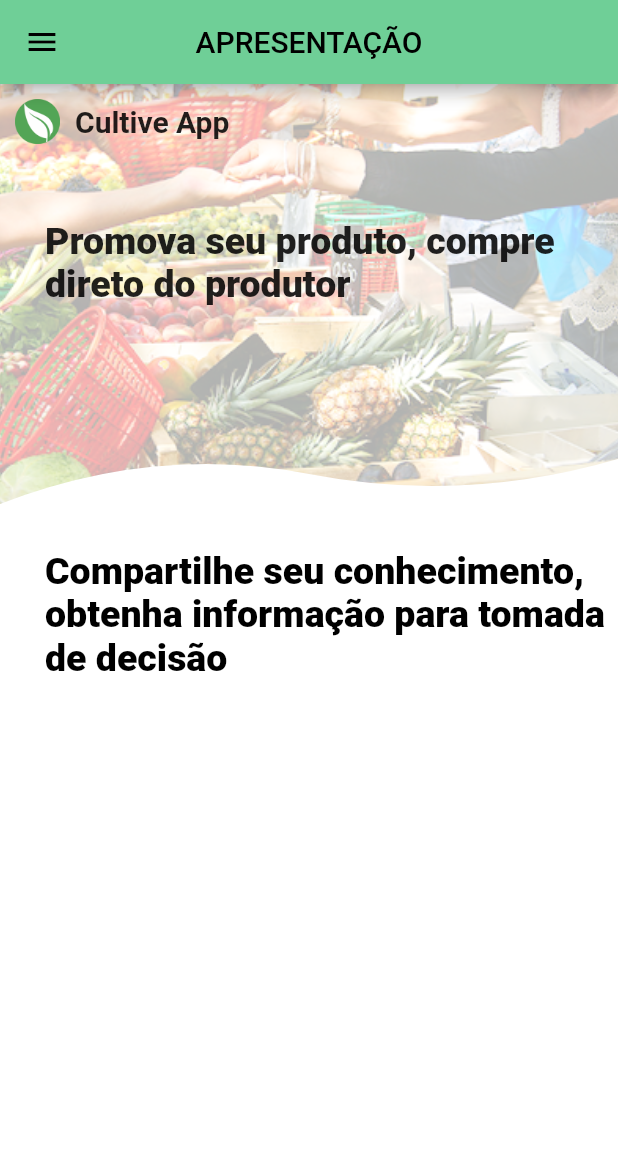
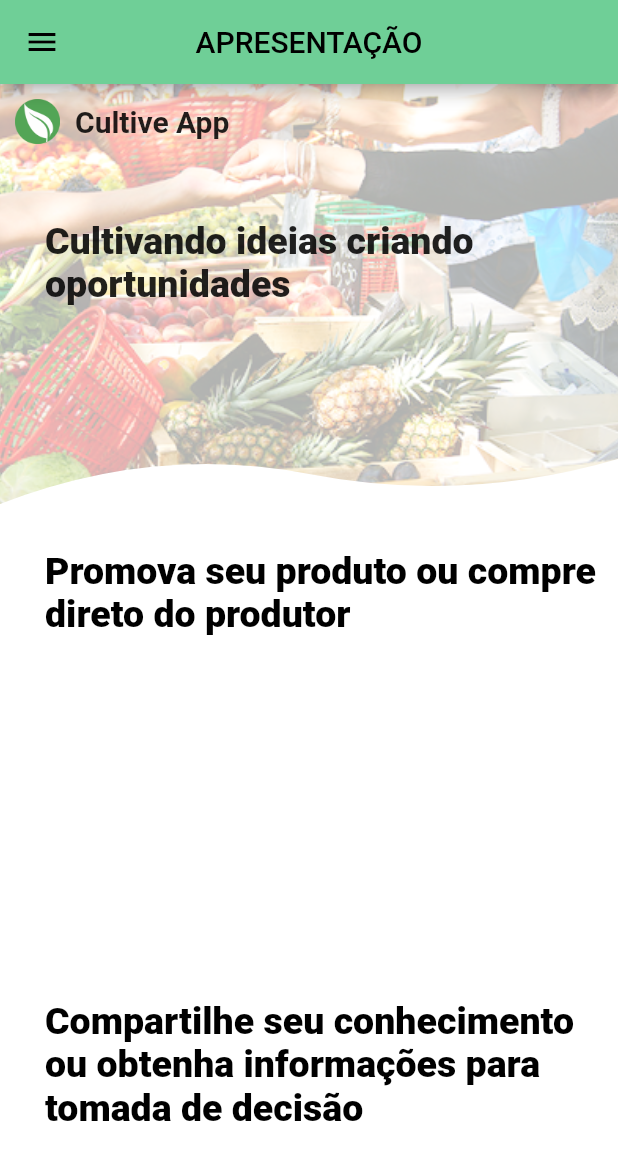
Before and after one commit to DenisBarbosa123/CultiveApp, a Flutter app: the screen it shows after launch, on a phone screen of 412 x 824 dp. Shown: the top 1160 px of the screen. Run offline on Flutter 3.47's test engine with Material 2 defaults, Android fonts, the phone set to English and light mode, and no system bars; our stand-ins replace dio, flutter_chips_input, flutter_secure_storage, geolocator, image_picker, mask_text_input_formatter and 2 more; missing offline and left inert: bloc_pattern.

Commit message:
removido metodo que nao estava sendo utilizado, e alterado frase da tela de apresentação

```diff
--- a/lib/screens/home_screen.dart
+++ b/lib/screens/home_screen.dart
@@ -13,7 +13,6 @@ class HomeScreen extends StatefulWidget {
 
 class _HomePageState extends State<HomeScreen> {
   PageController _pageController;
-  String token;
   UserBloc _userBloc;
 
   @override
@@ -22,10 +21,6 @@ class _HomePageState extends State<HomeScreen> {
     _pageController = PageController();
     _userBloc = UserBloc();
     _userBloc.loadCurrentUser();
-  }
-
-  populateToekn(token) {
-    this.token = token;
   }
 
   @override
--- a/lib/screens/presentation_screen.dart
+++ b/lib/screens/presentation_screen.dart
@@ -67,7 +67,7 @@ class _PresentationScreenState extends State<PresentationScreen> {
                     Padding(
                       padding: EdgeInsets.only(left: 30),
                       child: Text(
-                        "Promova seu produto, compre direto do produtor",
+                        "Cultivando ideias criando oportunidades",
                         textAlign: TextAlign.left,
                         style: TextStyle(
                             fontSize: 25.0,
@@ -93,7 +93,31 @@ class _PresentationScreenState extends State<PresentationScreen> {
                     child: Padding(
                         padding: EdgeInsets.only(left: 30),
                         child: Text(
-                          "Compartilhe seu conhecimento, obtenha informação para tomada de decisão",
+                          "Promova seu produto ou compre direto do produtor",
+                          textAlign: TextAlign.left,
+                          style: TextStyle(
+                              fontSize: 25.0,
+                              color: Colors.black,
+                              fontWeight: FontWeight.w800),
+                        ))),
+                SizedBox(
+                    height: 300,
+                    child: Padding(
+                        padding: EdgeInsets.only(left: 30),
+                        child: Text(
+                          "Compartilhe seu conhecimento ou obtenha informações para tomada de decisão",
+                          textAlign: TextAlign.left,
+                          style: TextStyle(
+                              fontSize: 25.0,
+                              color: Colors.black,
+                              fontWeight: FontWeight.w800),
+                        ))),
+                SizedBox(
+                    height: 300,
+                    child: Padding(
+                        padding: EdgeInsets.only(left: 30),
+                        child: Text(
+                          "Divulgue o compartilhe eventos relacionados ao agronegócio",
                           textAlign: TextAlign.left,
                           style: TextStyle(
                               fontSize: 25.0,
```
